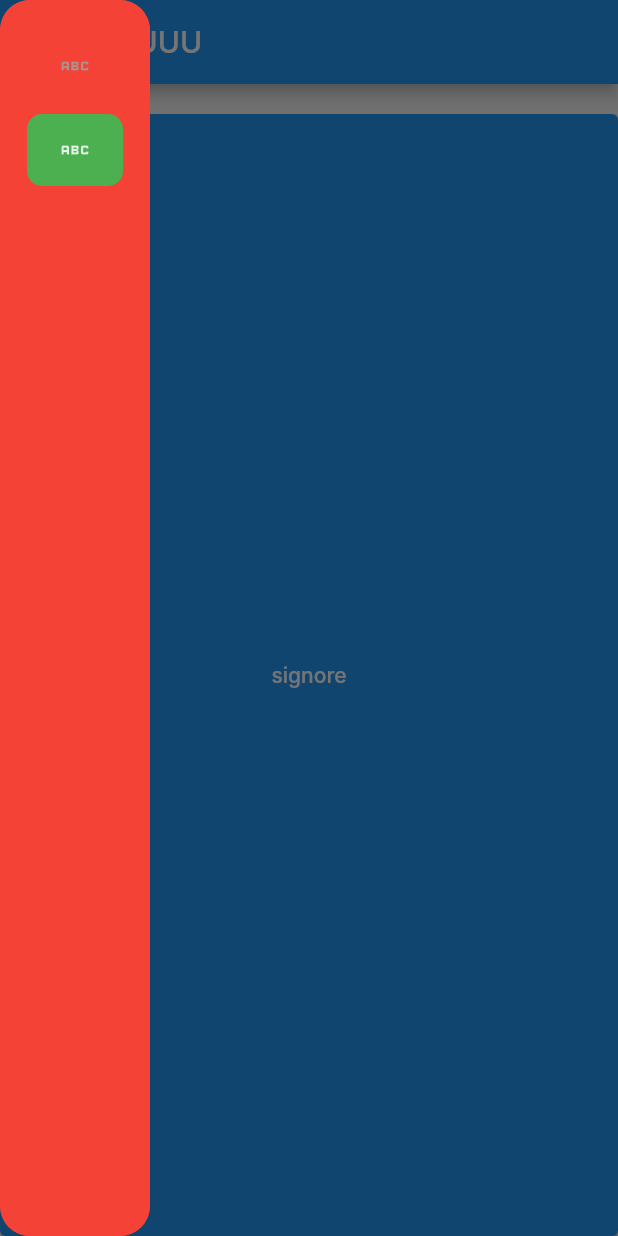
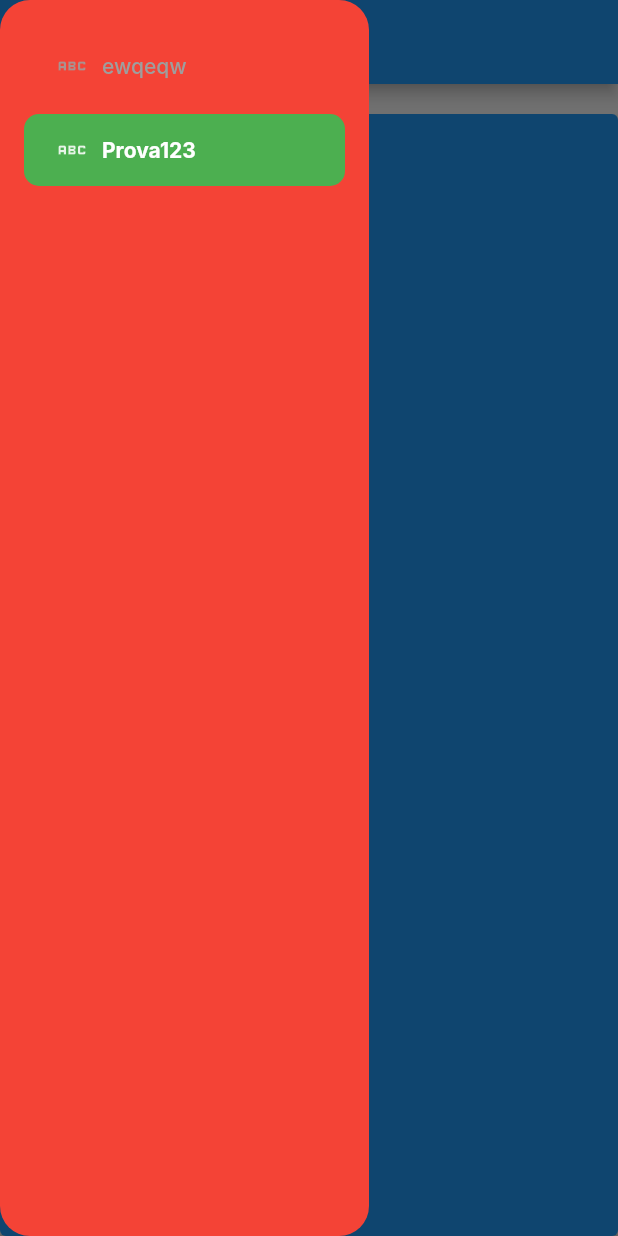
Before and after one commit to BoringStuff-SRL/FlutterBoringApp, a Flutter app: the screen it shows after launch, with the side drawer open, on a phone screen of 412 x 824 dp. Run offline on Flutter 3.47's test engine with Material 3 defaults, Android fonts, the phone set to English and light mode, and no system bars; our stand-ins replace go_router; missing offline and left inert: boringcore; Roboto replaces fonts that are missing (Inter).

Commit message:
added BoringAnimatedDrawer

```diff
--- a/example/lib/main.dart
+++ b/example/lib/main.dart
@@ -4,48 +4,6 @@ import 'package:flutter/material.dart';
 
 void main(List<String> args) {
   runApp(MyApp());
-}
-
-class BoringTopNavigation<T> extends BoringNavigation<T> {
-  BoringTopNavigation({super.appBarNotifier, super.appBarBuilder});
-
-  @override
-  Widget builder(
-      BuildContext context,
-      List<BoringNavigationGroupWithSelection> navigationGroups,
-      BoxConstraints constraints) {
-    final children = <Widget>[];
-
-    for (final group in navigationGroups) {
-      final childrenWidgets = group.entries.map((e) {
-        return e.toDrawerTile(context, const BoringDrawerTileStyle());
-      }).toList();
-
-      children.addAll(childrenWidgets);
-    }
-
-    return PreferredSize(
-      preferredSize: const Size.fromHeight(200),
-      child: Container(
-        padding: const EdgeInsets.symmetric(horizontal: 25, vertical: 15),
-        margin: const EdgeInsets.only(top: 20, left: 20, right: 20),
-        decoration: BoxDecoration(
-          borderRadius: BorderRadius.circular(12),
-          border: Border.all(color: Colors.grey.shade300, width: 1.5),
-        ),
-        child: Row(
-          children: [Text("ASD")],
-        ),
-      ),
-    );
-  }
-
-  @override
-  bool get embraceAppBar => true;
-
-  @override
-  BoringNavigationPosition get navigationPosition =>
-      BoringNavigationPosition.top;
 }
 
 class MyApp extends StatelessWidget {
@@ -72,7 +30,7 @@ class MyApp extends StatelessWidget {
             shape: RoundedRectangleBorder(
                 borderRadius: BorderRadius.all(Radius.circular(15)))),
       )),
-      boringNavigation: BoringAnimatedNavigationDrawer(
+      boringNavigation: BoringNavigationDrawer(
         drawerStyle: BoringDrawerStyle(backgroundColor: Colors.red),
         appBarNotifier: testNotifier,
         appBarBuilder:
--- a/lib/boring_app.dart
+++ b/lib/boring_app.dart
@@ -2,8 +2,6 @@ library boring_app;
 
 export 'package:boring_app/boring_app.dart';
 export 'package:boring_app/boring_app/boring_app.dart';
-export 'package:boring_app/boring_app/navigation/animated_drawer/boring_animated_navigation_drawer.dart';
-export 'package:boring_app/boring_app/navigation/animated_drawer/boring_animated_navigation_drawer_style.dart';
 export 'package:boring_app/boring_app/navigation/boring_navigation.dart';
 export 'package:boring_app/boring_app/navigation/drawer/boring_navigation_drawer.dart';
 export 'package:boring_app/boring_app/navigation/drawer/style/boring_drawer_tile_style.dart';
--- a/lib/boring_app/navigation/animated_drawer/boring_animated_navigation_drawer.dart
+++ /dev/null
@@ -1,77 +0,0 @@
-import 'dart:math';
-
-import 'package:boring_app/boring_app.dart';
-import 'package:flutter/material.dart';
-
-import '../drawer/style/boring_drawer_style.dart';
-
-part 'boring_drawer_expansion_animation.dart';
-
-class BoringAnimatedNavigationDrawer<T> extends BoringNavigationDrawer<T> {
-  final BoringAnimatedNavigationDrawerStyle animatedDrawerStyle;
-
-  final ValueNotifier<bool> _mouseHoverNotifier = ValueNotifier(false);
-
-  BoringAnimatedNavigationDrawer(
-      {super.embraceAppBar = true,
-      super.tileStyle,
-      super.drawerHeaderBuilder,
-      super.drawerFooterBuilder,
-      super.drawerStyle = const BoringDrawerStyle(),
-      this.animatedDrawerStyle = const BoringAnimatedNavigationDrawerStyle(),
-      super.overrideDrawerStyle,
-      super.rightPosition = false,
-      super.appBarNotifier,
-      super.appBarBuilder});
-
-  @override
-  Widget builder(
-      BuildContext context,
-      List<BoringNavigationGroupWithSelection> navigationGroups,
-      BoxConstraints constraints) {
-    final originalDrawer =
-        super.builder(context, navigationGroups, constraints);
-
-    final shrinkedDrawer = BoringNavigationDrawer<T>(
-      shrinked: true,
-      rightPosition: super.rightPosition,
-      overrideDrawerStyle: super.overrideDrawerStyle,
-      embraceAppBar: super.embraceAppBar,
-      appBarBuilder: super.appBarBuilder,
-      appBarNotifier: super.appBarNotifier,
-      drawerFooterBuilder: super.drawerFooterBuilder,
-      drawerHeaderBuilder: super.drawerHeaderBuilder,
-      drawerStyle: super.drawerStyle.copyWith(
-            width:
-                super.drawerStyle.width * animatedDrawerStyle.shrinkPercentage,
-          ),
-      tileStyle: super.tileStyle,
-    ).builder(context, navigationGroups, constraints);
-
-    final BoringDrawerStyle overriddenDrawerStyle =
-        overrideDrawerStyle?.call(drawerStyle, constraints) ?? drawerStyle;
-
-    return MouseRegion(
-      onEnter: (event) {
-        _mouseHoverNotifier.value = true;
-      },
-      onExit: (event) {
-        _mouseHoverNotifier.value = false;
-      },
-      child: ClipRRect(
-        borderRadius: animatedDrawerStyle.shrinkedBorderRadius ??
-            overriddenDrawerStyle.drawerRadius,
-        child: ValueListenableBuilder(
-          valueListenable: _mouseHoverNotifier,
-          builder: (context, hover, child) => _BoringDrawerExpansionAnimation(
-            style: animatedDrawerStyle,
-            drawerStyle: drawerStyle,
-            isShrinked: !hover,
-            expandedDrawer: originalDrawer,
-            shrinkedDrawer: shrinkedDrawer,
-          ),
-        ),
-      ),
-    );
-  }
-}
--- a/lib/boring_app/navigation/animated_drawer/boring_animated_navigation_drawer_style.dart
+++ /dev/null
@@ -1,17 +0,0 @@
-import 'package:flutter/cupertino.dart';
-
-class BoringAnimatedNavigationDrawerStyle {
-  final BorderRadius? shrinkedBorderRadius;
-  final double shrinkPercentage;
-  final Duration animationDuration;
-  final List<Color> Function(double animation)? shadowColors;
-  final List<double>? stops;
-
-  const BoringAnimatedNavigationDrawerStyle({
-    this.shrinkPercentage = .40,
-    this.shrinkedBorderRadius,
-    this.animationDuration = const Duration(milliseconds: 200),
-    this.shadowColors,
-    this.stops,
-  });
-}
--- a/lib/boring_app/navigation/animated_drawer/boring_drawer_expansion_animation.dart
+++ /dev/null
@@ -1,102 +0,0 @@
-part of 'boring_animated_navigation_drawer.dart';
-
-class _BoringDrawerExpansionAnimation extends StatefulWidget {
-  const _BoringDrawerExpansionAnimation({
-    super.key,
-    required this.style,
-    required this.drawerStyle,
-    required this.isShrinked,
-    required this.expandedDrawer,
-    required this.shrinkedDrawer,
-  });
-
-  final BoringAnimatedNavigationDrawerStyle style;
-  final BoringDrawerStyle drawerStyle;
-  final bool isShrinked;
-  final Widget expandedDrawer;
-  final Widget shrinkedDrawer;
-
-  @override
-  State<_BoringDrawerExpansionAnimation> createState() =>
-      _BoringDrawerExpansionAnimationState();
-}
-
-class _BoringDrawerExpansionAnimationState
-    extends State<_BoringDrawerExpansionAnimation>
-    with SingleTickerProviderStateMixin {
-  late AnimationController _animationController;
-  late Animation<double> _expansionAnimation;
-
-  BoringAnimatedNavigationDrawerStyle get style => widget.style;
-
-  @override
-  void initState() {
-    _animationController =
-        AnimationController(vsync: this, duration: style.animationDuration);
-
-    _expansionAnimation = TweenSequence(
-      [
-        TweenSequenceItem<double>(
-          tween: Tween(
-            begin: 0.0,
-            end: 1.0,
-          ),
-          weight: 10,
-        ),
-      ],
-    ).animate(CurvedAnimation(
-      parent: _animationController,
-      curve: Curves.ease,
-    ));
-
-    super.initState();
-  }
-
-  @override
-  void dispose() {
-    _animationController.dispose();
-    super.dispose();
-  }
-
-  @override
-  void didUpdateWidget(covariant _BoringDrawerExpansionAnimation oldWidget) {
-    if (oldWidget.isShrinked) {
-      _animationController.forward();
-    } else {
-      _animationController.reverse();
-    }
-    super.didUpdateWidget(oldWidget);
-  }
-
-  double get smallWidgetOpacity => 1 - _expansionAnimation.value;
-  double get bigWidgetOpacity => _expansionAnimation.value;
-
-  @override
-  Widget build(BuildContext context) {
-    return AnimatedBuilder(
-      animation: _expansionAnimation,
-      builder: (context, child) => Align(
-        widthFactor: max(style.shrinkPercentage, _expansionAnimation.value),
-        alignment: Alignment.centerLeft,
-        child: Container(
-          color: widget.drawerStyle.backgroundColor,
-          child: Stack(
-            children: [
-              Opacity(
-                opacity: bigWidgetOpacity,
-                child: widget.expandedDrawer,
-              ),
-              IgnorePointer(
-                ignoring: true,
-                child: Opacity(
-                  opacity: smallWidgetOpacity,
-                  child: widget.shrinkedDrawer,
-                ),
-              ),
-            ],
-          ),
-        ),
-      ),
-    );
-  }
-}
--- a/lib/boring_app/navigation/drawer/boring_drawer_entry.dart
+++ b/lib/boring_app/navigation/drawer/boring_drawer_entry.dart
@@ -1,12 +1,11 @@
 // ignore_for_file: public_member_api_docs, sort_constructors_first
 import 'dart:math';
 
-import 'package:boring_app/boring_app/navigation/drawer/style/boring_drawer_tile_style.dart';
+import 'package:boring_app/boring_app.dart';
 import 'package:boring_app/boring_app/utils/boring_expandable.dart';
 import 'package:boring_app/boring_app/utils/boring_hover_widget.dart';
 import 'package:boring_app/boring_app/utils/bouncing_button.dart';
 import 'package:flutter/material.dart';
-import 'package:go_router/go_router.dart';
 
 class BoringDrawerEntry extends StatelessWidget {
   final String path;
@@ -15,7 +14,7 @@ class BoringDrawerEntry extends StatelessWidget {
   final bool isSelected;
   final List<BoringDrawerEntry> subEntries;
   final BoringDrawerTileStyle tileStyle;
-  final bool shrinked;
+  final Animation<double> hExpansionAnimation;
 
   late final ValueNotifier<bool> isExpanded;
 
@@ -25,14 +24,11 @@ class BoringDrawerEntry extends StatelessWidget {
     this.label,
     this.icon,
     required this.isSelected,
+    Animation<double>? hExpansionAnimation,
     this.tileStyle = const BoringDrawerTileStyle(),
     required this.subEntries,
-    this.shrinked = false,
-  }) {
-    if (shrinked) {
-      assert(icon != null,
-          "If you want the Drawer to be shrinked, please provide an icon for this tile");
-    }
+  }) : hExpansionAnimation = hExpansionAnimation ??
+            Animation<double>.fromValueListenable(ValueNotifier(1)) {
     isExpanded = ValueNotifier(false);
   }
 
@@ -72,20 +68,19 @@ class BoringDrawerEntry extends StatelessWidget {
                 mainAxisSize: MainAxisSize.min,
                 children: [
                   if (icon != null)
-                    Padding(
-                      padding: shrinked
-                          ? EdgeInsets.zero
-                          : const EdgeInsets.only(right: 8.0),
-                      child: ColorFiltered(
+                    ColorFiltered(
                         colorFilter: ColorFilter.mode(
                             (isHover || isSelected)
                                 ? tileStyle.selectedTextColor!
                                 : tileStyle.unSelectedTextColor!,
                             BlendMode.srcIn),
                         child: icon!),
-                    ),
-                  if (!shrinked)
-                    Expanded(
+                  SizeTransition(
+                    axis: Axis.horizontal,
+                    sizeFactor: hExpansionAnimation,
+                    child: Container(
+                      padding: const EdgeInsets.only(left: 8),
+                      width: 150,
                       child: Text(
                         label ?? "",
                         style: TextStyle(
@@ -103,7 +98,8 @@ class BoringDrawerEntry extends StatelessWidget {
                                 : FontWeight.w500),
                       ),
                     ),
-                  if (_hasSubEntries && !shrinked)
+                  ),
+                  if (_hasSubEntries)
                     AnimatedBuilder(
                         animation: animation,
                         child: InkWell(
--- /dev/null
+++ b/lib/boring_app/navigation/drawer/boring_drawer_expansion_animation.dart
@@ -0,0 +1,143 @@
+part of 'boring_navigation_drawer.dart';
+
+class _BoringDrawerExpansionAnimation<T> extends StatefulWidget {
+  final BoringDrawerStyle drawerStyle;
+  final BoringDrawerStyle? Function(
+          BoringDrawerStyle drawerStyle, BoxConstraints constraints)?
+      overrideDrawerStyle;
+  final BoringDrawerTileStyle? tileStyle;
+  final Widget Function(BuildContext context, Animation<double> animation)?
+      drawerHeaderBuilder;
+  final Widget Function(BuildContext context, Animation<double> animation)?
+      drawerFooterBuilder;
+  final bool embraceAppBar;
+  final bool rightPosition;
+  final Duration animationDuration;
+  final BoringAnimatedNavigationDrawerBehaviour behaviour;
+
+  final ValueNotifier<T>? appBarNotifier;
+  final AppBar? Function(
+      BuildContext context,
+      GoRouterState state,
+      List<BoringNavigationGroupWithSelection> navGroups,
+      ValueNotifier<T>? appBarNotifier,
+      bool isDrawerVisible)? appBarBuilder;
+
+  final List<BoringNavigationGroupWithSelection> navigationGroups;
+  final BoxConstraints constraints;
+
+  const _BoringDrawerExpansionAnimation({
+    this.embraceAppBar = true,
+    this.tileStyle,
+    this.drawerHeaderBuilder,
+    this.drawerFooterBuilder,
+    this.drawerStyle = const BoringDrawerStyle(),
+    this.overrideDrawerStyle,
+    this.rightPosition = false,
+    this.appBarNotifier,
+    this.appBarBuilder,
+    required this.behaviour,
+    required this.navigationGroups,
+    required this.constraints,
+    required this.animationDuration,
+  });
+
+  @override
+  State<_BoringDrawerExpansionAnimation> createState() =>
+      _BoringDrawerExpansionAnimationState();
+}
+
+class _BoringDrawerExpansionAnimationState
+    extends State<_BoringDrawerExpansionAnimation>
+    with SingleTickerProviderStateMixin {
+  late AnimationController _animationController;
+
+  @override
+  void initState() {
+    _animationController =
+        AnimationController(vsync: this, duration: widget.animationDuration);
+    switch (widget.behaviour) {
+      case BoringAnimatedNavigationDrawerBehaviour.fixedOpen:
+        _animationController.value = 1.0;
+        break;
+      default:
+    }
+    super.initState();
+  }
+
+  @override
+  void dispose() {
+    _animationController.dispose();
+    super.dispose();
+  }
+
+  void toggleAnimation() {
+    if (_animationController.isCompleted) {
+      _animationController.reverse();
+    } else {
+      _animationController.forward();
+    }
+  }
+
+  @override
+  Widget build(BuildContext context) {
+    final children = <Widget>[];
+
+    for (var group in widget.navigationGroups) {
+      final childrenWidgets = group.entries.map((e) {
+        return e.toDrawerTile(
+          context,
+          widget.tileStyle ?? const BoringDrawerTileStyle(),
+          hExpansionAnimation: _animationController,
+        );
+      }).toList();
+
+      if (group.hasName) {
+        children.add(
+          BoringExpansionWidget(
+            tilePadding: const EdgeInsets.all(8),
+            childPadding: EdgeInsets.zero,
+            primary: Text(group.name!),
+            disabledTextColor: widget.drawerStyle.groupTileDisabledColor,
+            disabledIconColor: widget.drawerStyle.groupTileDisabledColor,
+            child: Column(
+              children: childrenWidgets,
+            ),
+          ),
+        );
+      } else {
+        children.addAll(childrenWidgets);
+      }
+    }
+    final BoringDrawerStyle overriddenDrawerStyle = widget.overrideDrawerStyle
+            ?.call(widget.drawerStyle, widget.constraints) ??
+        widget.drawerStyle;
+    return MouseRegion(
+      onEnter: (event) {
+        if (widget.behaviour.isMouseHover) toggleAnimation();
+      },
+      onExit: (event) {
+        if (widget.behaviour.isMouseHover) toggleAnimation();
+      },
+      child: Container(
+        decoration: BoxDecoration(
+            color: overriddenDrawerStyle.backgroundColor,
+            borderRadius: overriddenDrawerStyle.drawerRadius),
+        child: Column(
+          children: [
+            if (widget.drawerHeaderBuilder != null)
+              widget.drawerHeaderBuilder!(context, _animationController),
+            Expanded(
+              child: SingleChildScrollView(
+                padding: overriddenDrawerStyle.drawerContentPadding,
+                child: Column(children: children),
+              ),
+            ),
+            if (widget.drawerFooterBuilder != null)
+              widget.drawerFooterBuilder!(context, _animationController),
+          ],
+        ),
+      ),
+    );
+  }
+}
--- a/lib/boring_app/navigation/drawer/boring_navigation_drawer.dart
+++ b/lib/boring_app/navigation/drawer/boring_navigation_drawer.dart
@@ -1,34 +1,47 @@
-// ignore_for_file: public_member_api_docs, sort_constructors_first
-import 'package:boring_app/boring_app/navigation/boring_navigation.dart';
-import 'package:boring_app/boring_app/navigation/drawer/style/boring_drawer_style.dart';
-import 'package:boring_app/boring_app/navigation/drawer/style/boring_drawer_tile_style.dart';
-import 'package:boring_app/boring_app/navigation/navigation_entry.dart';
-import 'package:boringcore/boringcore.dart';
+import 'package:boring_app/boring_app.dart';
+import 'package:boringcore/widgets/boring_expandable/boring_expansion_widget.dart';
 import 'package:flutter/material.dart';
 
-import 'boring_drawer_entry.dart';
+import '../drawer/style/boring_drawer_style.dart';
+
+part 'boring_drawer_expansion_animation.dart';
+
+enum BoringAnimatedNavigationDrawerBehaviour {
+  fixedOpen,
+  fixedClose,
+  toggleOnHover;
+
+  bool get isMouseHover =>
+      this == BoringAnimatedNavigationDrawerBehaviour.toggleOnHover;
+}
 
 class BoringNavigationDrawer<T> extends BoringNavigation<T> {
+  final Duration animationDuration;
   final BoringDrawerStyle drawerStyle;
   final BoringDrawerStyle? Function(
           BoringDrawerStyle drawerStyle, BoxConstraints constraints)?
       overrideDrawerStyle;
   final BoringDrawerTileStyle? tileStyle;
-  final bool shrinked;
-  final Widget Function(BuildContext context)? drawerHeaderBuilder;
-  final Widget Function(BuildContext context)? drawerFooterBuilder;
+  final Widget Function(BuildContext context, Animation<double>? animation)?
+      drawerHeaderBuilder;
+  final Widget Function(BuildContext context, Animation<double>? animation)?
+      drawerFooterBuilder;
 
-  BoringNavigationDrawer(
-      {this.embraceAppBar = true,
+  final BoringAnimatedNavigationDrawerBehaviour behaviour;
+
+  BoringNavigationDrawer({
+    this.embraceAppBar = true,
     this.tileStyle,
+    this.animationDuration = const Duration(milliseconds: 200),
     this.drawerHeaderBuilder,
     this.drawerFooterBuilder,
     this.drawerStyle = const BoringDrawerStyle(),
     this.overrideDrawerStyle,
     this.rightPosition = false,
-      this.shrinked = false,
     super.appBarNotifier,
-      super.appBarBuilder});
+    super.appBarBuilder,
+    this.behaviour = BoringAnimatedNavigationDrawerBehaviour.fixedOpen,
+  });
 
   final bool rightPosition;
 
@@ -37,74 +50,29 @@ class BoringNavigationDrawer<T> extends BoringNavigation<T> {
       ? BoringNavigationPosition.right
       : BoringNavigationPosition.left;
 
-  List<BoringDrawerEntry> drawerEntries(BuildContext context,
-          List<BoringNavigationGroupWithSelection> navigationGroups) =>
-      navigationGroups
-          .map((group) => group.entries.map((e) {
-                return e.toDrawerTile(
-                  context,
-                  tileStyle ?? const BoringDrawerTileStyle(),
-                  shrinked: shrinked,
-                );
-              }).toList())
-          .expand((element) => element)
-          .toList();
+  @override
+  final bool embraceAppBar;
 
   @override
   Widget builder(
     BuildContext context,
     List<BoringNavigationGroupWithSelection> navigationGroups,
-      BoxConstraints constraints) {
-    final children = <Widget>[];
-
-    for (var group in navigationGroups) {
-      final childrenWidgets = group.entries.map((e) {
-        return e.toDrawerTile(
-          context,
-          tileStyle ?? const BoringDrawerTileStyle(),
-          shrinked: shrinked,
+    BoxConstraints constraints,
+  ) {
+    return _BoringDrawerExpansionAnimation(
+      behaviour: behaviour,
+      animationDuration: animationDuration,
+      constraints: constraints,
+      navigationGroups: navigationGroups,
+      drawerStyle: drawerStyle,
+      tileStyle: tileStyle,
+      appBarNotifier: appBarNotifier,
+      appBarBuilder: appBarBuilder,
+      drawerFooterBuilder: drawerFooterBuilder,
+      drawerHeaderBuilder: drawerHeaderBuilder,
+      embraceAppBar: embraceAppBar,
+      overrideDrawerStyle: overrideDrawerStyle,
+      rightPosition: rightPosition,
     );
-      }).toList();
-
-      if (group.hasName) {
-        children.add(
-          BoringExpansionWidget(
-            tilePadding: const EdgeInsets.all(8),
-            childPadding: EdgeInsets.zero,
-            primary: Text(group.name!),
-            disabledTextColor: drawerStyle.groupTileDisabledColor,
-            disabledIconColor: drawerStyle.groupTileDisabledColor,
-            child: Column(
-              children: childrenWidgets,
-            ),
-          ),
-        );
-      } else {
-        children.addAll(childrenWidgets);
   }
 }
-    final BoringDrawerStyle overriddenDrawerStyle =
-        overrideDrawerStyle?.call(drawerStyle, constraints) ?? drawerStyle;
-    return Drawer(
-        width: overriddenDrawerStyle.width,
-        shape: RoundedRectangleBorder(
-            borderRadius: overriddenDrawerStyle.drawerRadius),
-        elevation: overriddenDrawerStyle.drawerElevation,
-        backgroundColor: overriddenDrawerStyle.backgroundColor,
-        child: Column(
-          children: [
-            if (drawerHeaderBuilder != null) drawerHeaderBuilder!(context),
-            Expanded(
-              child: SingleChildScrollView(
-                padding: overriddenDrawerStyle.drawerContentPadding,
-                child: Column(children: children),
-              ),
-            ),
-            if (drawerFooterBuilder != null) drawerFooterBuilder!(context),
-          ],
-        ));
-  }
-
-  @override
-  final bool embraceAppBar;
-}
--- a/lib/boring_app/navigation/navigation_entry.dart
+++ b/lib/boring_app/navigation/navigation_entry.dart
@@ -88,18 +88,21 @@ class BoringNavigationEntryWithSelection {
   }
 
   BoringDrawerEntry toDrawerTile(
-          BuildContext context, BoringDrawerTileStyle tileStyle,
-          {bool shrinked = false}) =>
+    BuildContext context,
+    BoringDrawerTileStyle tileStyle, {
+    Animation<double>? hExpansionAnimation,
+  }) =>
       BoringDrawerEntry(
         label: label,
         isSelected: selected,
         icon: icon,
         path: path,
         tileStyle: tileStyle,
-        shrinked: shrinked,
+        hExpansionAnimation: hExpansionAnimation,
         subEntries: subEntries
             .where((element) => !element.hideInNav)
-            .map((e) => e.toDrawerTile(context, tileStyle))
+            .map((e) => e.toDrawerTile(context, tileStyle,
+                hExpansionAnimation: hExpansionAnimation))
             .toList(),
       );
 }
```
Lines whose indentation alone changed are shown as unchanged.
